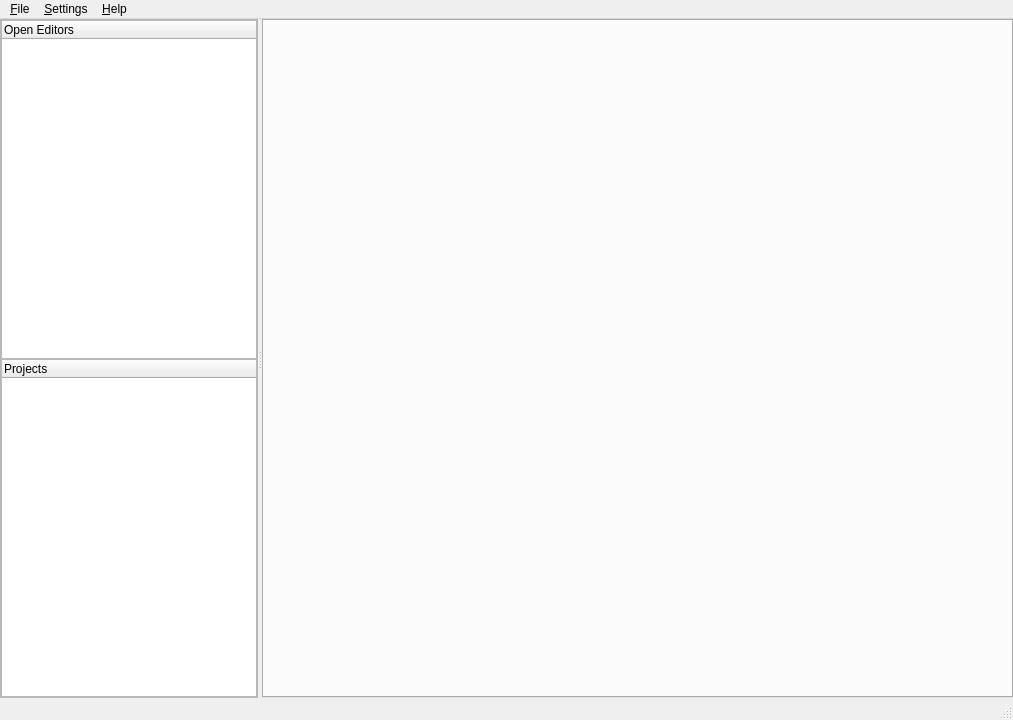
shm12/APKLanguageEditor, file Ui/MainWindow.ui: the form before one commit.
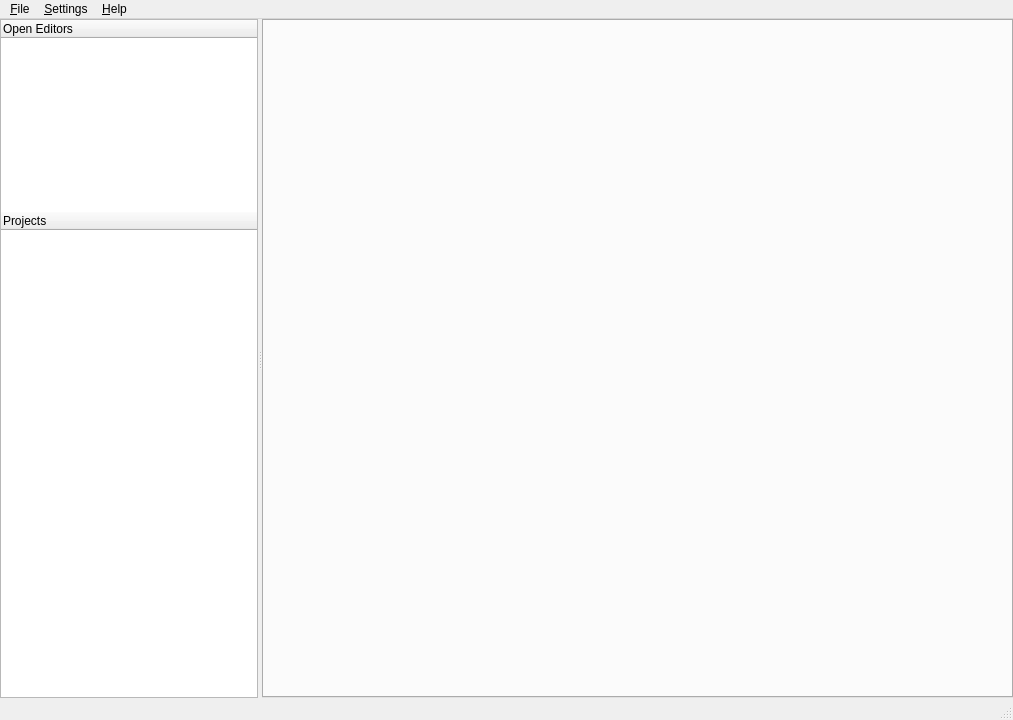
The form after the commit. Custom widgets are drawn as their Qt base class.

```diff
--- a/Ui/MainWindow.ui
+++ b/Ui/MainWindow.ui
@@ -110,12 +110,9 @@
           <number>0</number>
          </property>
          <item>
-          <widget class="QTreeWidget" name="openEditors">
-           <property name="sizePolicy">
-            <sizepolicy hsizetype="Expanding" vsizetype="Expanding">
-             <horstretch>0</horstretch>
-             <verstretch>0</verstretch>
-            </sizepolicy>
+          <widget class="OpenEditors" name="openEditors">
+           <property name="frameShape">
+            <enum>QFrame::NoFrame</enum>
            </property>
            <property name="itemsExpandable">
             <bool>false</bool>
@@ -135,7 +132,7 @@
            <property name="sizePolicy">
             <sizepolicy hsizetype="Expanding" vsizetype="Expanding">
              <horstretch>0</horstretch>
-             <verstretch>0</verstretch>
+             <verstretch>1</verstretch>
             </sizepolicy>
            </property>
            <property name="minimumSize">
@@ -172,7 +169,7 @@
             <locale language="English" country="Israel"/>
            </property>
            <property name="frameShape">
-            <enum>QFrame::StyledPanel</enum>
+            <enum>QFrame::NoFrame</enum>
            </property>
            <property name="frameShadow">
             <enum>QFrame::Sunken</enum>
@@ -297,6 +294,19 @@
    </property>
   </action>
  </widget>
+ <customwidgets>
+  <customwidget>
+   <class>Tabs</class>
+   <extends>QTabWidget</extends>
+   <header>tabs.h</header>
+   <container>1</container>
+  </customwidget>
+  <customwidget>
+   <class>OpenEditors</class>
+   <extends>QTreeWidget</extends>
+   <header>trees.h</header>
+  </customwidget>
+ </customwidgets>
  <resources/>
  <connections>
   <connection>
```
Left out of the diff: 32 changed lines with no effect on the pictures.
